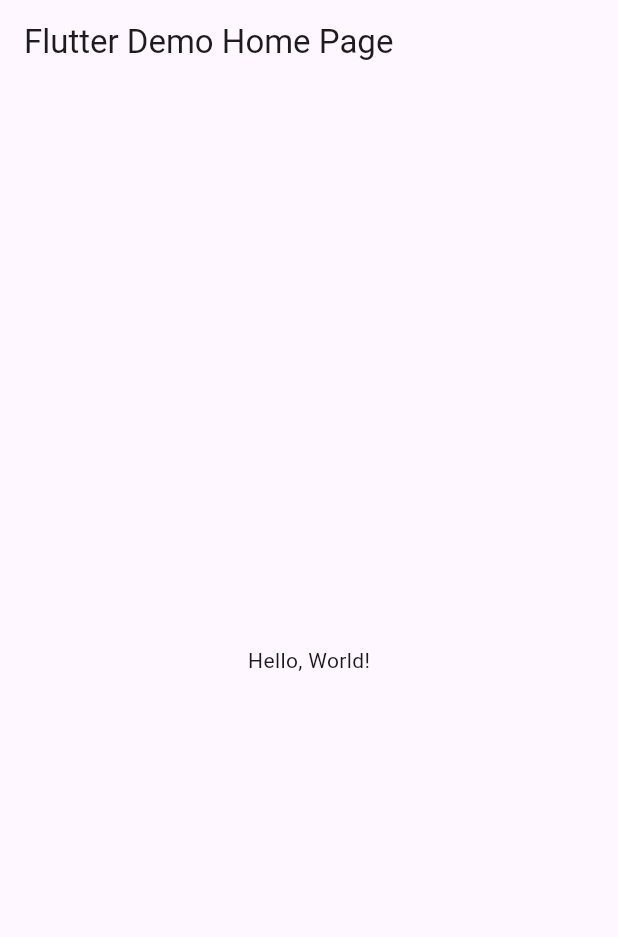
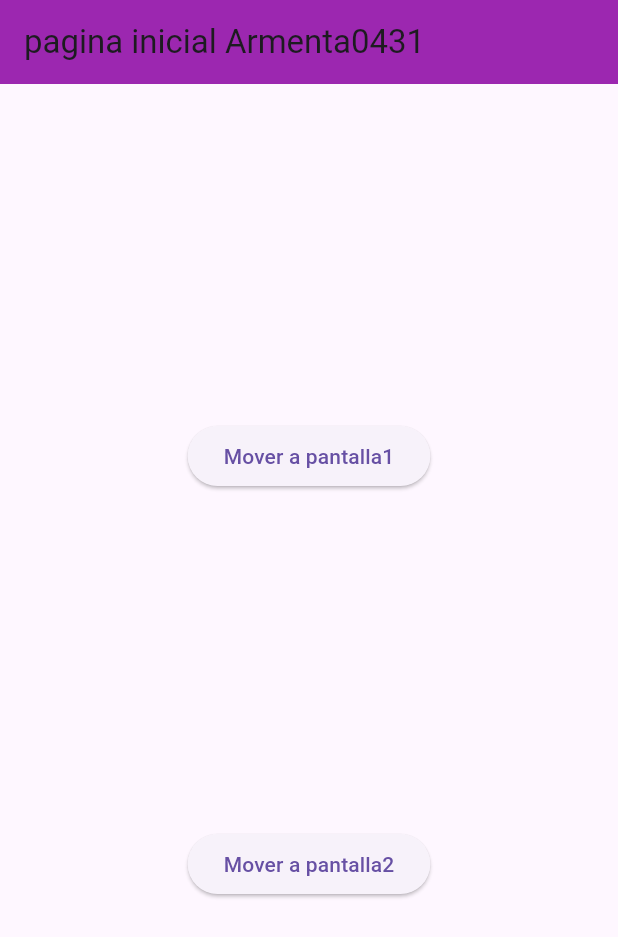
Before and after one commit to pvacarrasco/UII-Act2-0431, a Flutter app: the screen it shows after launch, on a phone screen of 412 x 824 dp. Shown: the top 937 px of the screen. Run offline on Flutter 3.47's test engine with Material 3 defaults, Android fonts, the phone set to English and light mode, and no system bars.

```diff
--- a/lib/main.dart
+++ b/lib/main.dart
@@ -1,43 +1,23 @@
 import 'package:flutter/material.dart';
+import 'pantalla2_0431.dart';
+import 'pantalla1_0431.dart';
+import 'pantallaini_0431.dart';
 
-void main() => runApp(MyApp());
+void main() => runApp(MiApp0431());
 
-class MyApp extends StatelessWidget {
-  const MyApp({super.key});
-  // This widget is the root of your application.
+class MiApp0431 extends StatelessWidget {
+  const MiApp0431({Key? key}) : super(key: key);
+
   @override
   Widget build(BuildContext context) {
     return MaterialApp(
-      // Application name
-      title: 'Flutter Hello World',
-      // Application theme data, you can set the colors for the application as
-      // you want
-      theme: ThemeData(
-        // useMaterial3: true,
-        primarySwatch: Colors.blue,
-      ),
-      // A widget which will be started on application startup
-      home: MyHomePage(title: 'Flutter Demo Home Page'),
-    );
-  }
-}
-
-class MyHomePage extends StatelessWidget {
-  final String title;
-  const MyHomePage({super.key, required this.title});
-
-  @override
-  Widget build(BuildContext context) {
-    return Scaffold(
-      appBar: AppBar(
-        // The title text which will be shown on the action bar
-        title: Text(title),
-      ),
-      body: Center(
-        child: Text(
-          'Hello, World!',
-        ),
-      ),
-    );
-  }
-}
+      debugShowCheckedModeBanner: false,
+      initialRoute: "/",
+      routes: {
+        "/": (context) => PantallaIni(),
+        "/Pantalla1_0431": (context) => Pantalla1_0431(),
+        "/Pantalla2_0431": (context) => Pantalla2_0431(),
+      }, //fin ruta paginas
+    ); //fin material
+  } //fin widget
+} //fin App
--- /dev/null
+++ b/lib/pantalla1_0431.dart
@@ -0,0 +1,25 @@
+import 'package:flutter/material.dart';
+
+class Pantalla1_0431 extends StatelessWidget {
+  const Pantalla1_0431({Key? key}) : super(key: key);
+
+  @override
+  Widget build(BuildContext context) {
+    return Scaffold(
+      appBar: AppBar(
+        title: Text('Pantalla1 Armenta0431'),
+        backgroundColor: Colors.brown,
+      ),
+      body: Center(
+        child: Column(
+          children: [
+            ElevatedButton(
+              onPressed: () {},
+              child: Text("Pantalla1"),
+            )
+          ],
+        ),
+      ),
+    );
+  }
+}
--- /dev/null
+++ b/lib/pantalla2_0431.dart
@@ -0,0 +1,20 @@
+import 'package:flutter/material.dart';
+
+class Pantalla2_0431 extends StatelessWidget {
+  const Pantalla2_0431({Key? key}) : super(key: key);
+
+  @override
+  Widget build(BuildContext context) {
+    return Scaffold(
+      appBar: AppBar(
+        title: Text('Pantalla2 Armenta'),
+        backgroundColor: Colors.amberAccent,
+      ),
+      body: Center(
+        child: Text(
+          'Pantalla 2',
+        ),
+      ),
+    );
+  }
+}
--- /dev/null
+++ b/lib/pantallaini_0431.dart
@@ -0,0 +1,34 @@
+import 'package:flutter/material.dart';
+
+class PantallaIni extends StatelessWidget {
+  const PantallaIni({Key? key}) : super(key: key);
+
+  @override
+  Widget build(BuildContext context) {
+    return Scaffold(
+      appBar: AppBar(
+        title: Text("pagina inicial Armenta0431"),
+        backgroundColor: Colors.purple,
+      ),
+      body: Center(
+        child: Column(
+          mainAxisAlignment: MainAxisAlignment.spaceEvenly,
+          children: [
+            ElevatedButton(
+              onPressed: () {
+                Navigator.pushNamed(context, "/Pantalla1_0431");
+              },
+              child: const Text("Mover a pantalla1"),
+            ),
+            ElevatedButton(
+              onPressed: () {
+                Navigator.pushNamed(context, "/Pantalla2_0431");
+              },
+              child: const Text("Mover a pantalla2"),
+            )
+          ], //fin de niños
+        ),
+      ),
+    );
+  } //fin widget
+} //fin pantalla inicial
```
